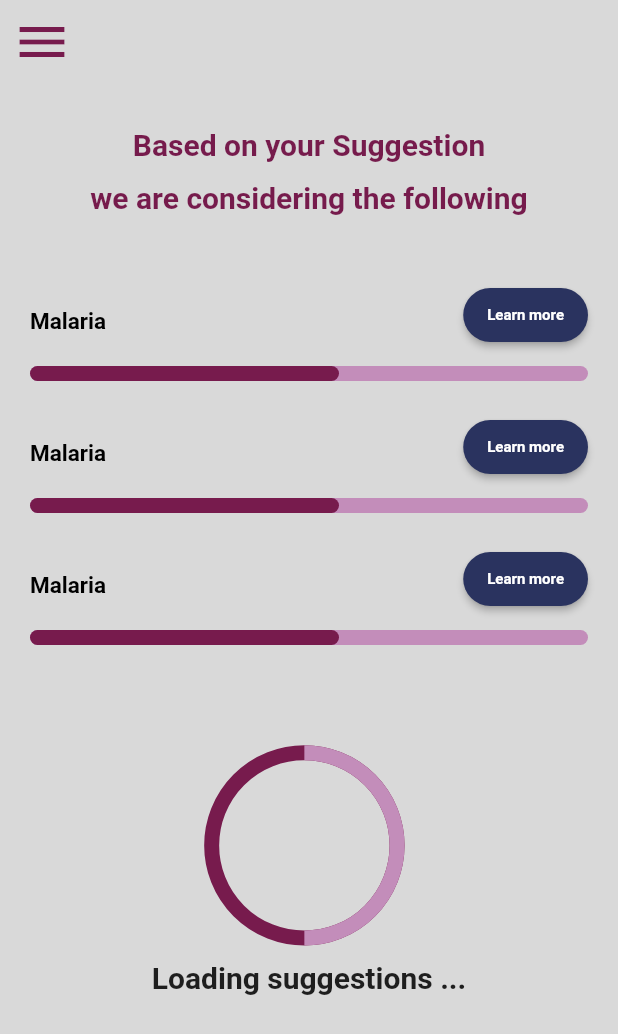
After one commit to SamsonMokaya/healthVoiceAssistant, a Flutter app: the SuggestionsScreen screen opened by its route, in the side drawer, after a tap on "Learn more", on a phone screen of 412 x 824 dp. The commit adds this screen. Shown: the top 1034 px of the screen. Run offline on Flutter 3.47's test engine with Material 2 defaults, Android fonts, the phone set to English and light mode, and no system bars; Roboto replaces fonts that are missing (Istok Web).

Commit message:
done with the suggestions screen and the first 4 screens and the system overlay for the app

```diff
--- a/lib/constants/colors.dart
+++ b/lib/constants/colors.dart
@@ -6,6 +6,7 @@ class AppColors {
   static const Color primary = Color(0xff771B4D);
   static const Color greyLightColor = Color(0xffD9D9D9);
   static const Color blueDarkColor = Color(0xff2A335F);
+  static const Color lightPrimary = Color(0xffC38DBA);
 
   // static const Color  = Color(0xffb2ebd8);
 }
--- a/lib/presentations/views/home_screen.dart
+++ b/lib/presentations/views/home_screen.dart
@@ -1,7 +1,7 @@
 import 'package:diseases/constants/colors.dart';
 import 'package:diseases/presentations/widgets/custom_drawer.dart';
 import 'package:flutter/material.dart';
-import '../../routes.dart' as route;
+// import '../../routes.dart' as route;
 
 class HomeScreen extends StatelessWidget {
   const HomeScreen({Key? key}) : super(key: key);
@@ -10,6 +10,11 @@ class HomeScreen extends StatelessWidget {
   Widget build(BuildContext context) {
     final size = MediaQuery.of(context).size;
     return Scaffold(
+        appBar: AppBar(
+          elevation: 0,
+          backgroundColor: AppColors.primary,
+          iconTheme: IconThemeData(color: Colors.white, size: 40),
+        ),
         backgroundColor: AppColors.primary,
         drawer: const CustomDrawer(),
         body: Column(
--- a/lib/presentations/views/landing_screen.dart
+++ b/lib/presentations/views/landing_screen.dart
@@ -24,9 +24,8 @@ class LandingScreen extends StatelessWidget {
             top: size.height / 5.5,
             child: Column(
               children: [
-                Positioned(
-                  child: Image.asset('assets/images/first_logo.png'),
-                ), // Replace with your image
+                Image.asset(
+                    'assets/images/first_logo.png'), // Replace with your image
                 const SizedBox(height: 10),
                 const Text(
                   'Welcome to your\n diagnosis assistant',
--- /dev/null
+++ b/lib/presentations/views/pie_chart.dart
@@ -0,0 +1,32 @@
+import 'package:flutter/material.dart';
+
+import '../../constants/colors.dart';
+
+class PieChart extends StatelessWidget {
+  const PieChart({super.key});
+
+  @override
+  Widget build(BuildContext context) {
+    return Container(
+      width: 50,
+      height: 50,
+      decoration: BoxDecoration(
+        shape: BoxShape.circle,
+        border: Border.all(
+          width: 2,
+          color: Colors.transparent, // Transparent inside
+          style: BorderStyle.solid,
+        ),
+        gradient: SweepGradient(
+          colors: [
+            AppColors.lightPrimary, // Light primary color
+            AppColors.primary, // Dark primary color
+          ],
+          stops: [0.5, 0.5], // Split the gradient at 50% for the two halves
+          startAngle: 0.0,
+          endAngle: 3.14, // 180 degrees in radians, for a semi-circle
+        ),
+      ),
+    );
+  }
+}
--- /dev/null
+++ b/lib/presentations/views/settings_screen.dart
@@ -0,0 +1,10 @@
+import 'package:flutter/material.dart';
+
+class SettingsScreen extends StatelessWidget {
+  const SettingsScreen({super.key});
+
+  @override
+  Widget build(BuildContext context) {
+    return const Placeholder();
+  }
+}
--- /dev/null
+++ b/lib/presentations/views/suggestion_screen.dart
@@ -0,0 +1,78 @@
+import 'package:diseases/constants/colors.dart';
+import 'package:diseases/presentations/widgets/custom_drawer.dart';
+import 'package:diseases/presentations/widgets/custom_loader.dart';
+import 'package:diseases/presentations/widgets/suggestion_card.dart';
+import 'package:diseases/repositories/models/suggestions_model.dart';
+import 'package:flutter/material.dart';
+
+class SuggestionsScreen extends StatelessWidget {
+  const SuggestionsScreen({super.key});
+
+  @override
+  Widget build(BuildContext context) {
+    final size = MediaQuery.of(context).size;
+    return Scaffold(
+      appBar: AppBar(
+        elevation: 0,
+        backgroundColor: AppColors.greyLightColor,
+        iconTheme: const IconThemeData(color: AppColors.primary, size: 40),
+      ),
+      backgroundColor: AppColors.greyLightColor,
+      drawer: const CustomDrawer(),
+      body: Column(
+        // mainAxisAlignment: MainAxisAlignment.spaceAround,
+        crossAxisAlignment: CrossAxisAlignment.stretch,
+        children: [
+          const SizedBox(
+            height: 20,
+          ),
+          const Text(
+            'Based on your Suggestion\nwe are considering the following',
+            textAlign: TextAlign.center,
+            style: TextStyle(
+              color: Color(0xFF761B4C),
+              fontSize: 20,
+              fontFamily: 'Istok Web',
+              fontWeight: FontWeight.w700,
+              height: 1.76,
+            ),
+          ),
+          const SizedBox(
+            height: 30,
+          ),
+          Column(children: [
+            ...List.generate(
+              3,
+              (index) => const SuggestionsCard(
+                suggestion: Suggestion(
+                    accuracy: .5,
+                    description: 'It is  Very Bad disease',
+                    title: 'Malaria'),
+              ),
+            )
+          ]),
+          Container(
+            margin: EdgeInsets.only(top: size.width * .15),
+            child: CircularProgressBar(
+              color: AppColors.lightPrimary,
+              progress: .5,
+              radius: size.width * .15,
+              strokeWidth: 10,
+            ),
+          ),
+          const Text(
+            'Loading suggestions ...',
+            textAlign: TextAlign.center,
+            style: TextStyle(
+              color: Color(0xFF1E1E1E),
+              fontSize: 20,
+              fontFamily: 'Istok Web',
+              fontWeight: FontWeight.w700,
+              height: 1.76,
+            ),
+          )
+        ],
+      ),
+    );
+  }
+}
--- a/lib/presentations/widgets/custom_drawer.dart
+++ b/lib/presentations/widgets/custom_drawer.dart
@@ -1,6 +1,7 @@
 import 'package:flutter/material.dart';
 import '../../constants/colors.dart';
 import '../../routes.dart' as route;
+import 'logout.dart';
 
 class CustomDrawer extends StatelessWidget {
   const CustomDrawer({super.key});
@@ -8,6 +9,7 @@ class CustomDrawer extends StatelessWidget {
   @override
   Widget build(BuildContext context) {
     return Drawer(
+      width: MediaQuery.of(context).size.width * .7,
       child: ListView(
         padding: EdgeInsets.zero,
         children: [
@@ -35,14 +37,21 @@ class CustomDrawer extends StatelessWidget {
           ),
           ListTile(
               leading: const Icon(Icons.person),
+              title: const Text('Home'),
+              onTap: () => Navigator.of(context).pushNamed(
+                    route.homeScreen,
+                  )),
+          ListTile(
+              leading: const Icon(Icons.person),
               title: const Text('Profile'),
-              onTap: () => Navigator.of(context).pushNamed(route.landingScreen,
-                  arguments: {"page": "Airtime", "title": "Buy airtime"})),
+              onTap: () => Navigator.of(context).pushNamed(
+                    route.homeScreen,
+                  )),
           ListTile(
               leading: const Icon(Icons.bar_chart),
-              title: const Text('Statistics'),
+              title: const Text('Suggestions'),
               onTap: () {
-                Navigator.pushNamed(context, route.landingScreen);
+                Navigator.pushNamed(context, route.suggestionsScreen);
               }),
           ListTile(
               leading: const Icon(Icons.star),
@@ -52,13 +61,13 @@ class CustomDrawer extends StatelessWidget {
               leading: const Icon(Icons.settings),
               title: const Text('Settings'),
               onTap: () {
-                Navigator.pushNamed(context, route.landingScreen);
+                Navigator.pushNamed(context, route.settingsScreen);
               }),
           ListTile(
               leading: const Icon(Icons.logout),
               title: const Text('Log out'),
               onTap: () {
-                // logOutDialog(context);
+                logOutDialog(context);
               }),
         ],
       ),
--- /dev/null
+++ b/lib/presentations/widgets/custom_loader.dart
@@ -0,0 +1,90 @@
+import 'dart:math';
+
+import 'package:flutter/material.dart';
+
+import '../../constants/colors.dart';
+
+class CircularProgressBar extends StatelessWidget {
+  final double progress; // the progress percentage (0-1)
+  final double radius; // the size of the circular container
+  final Color color; // the main color of the circular container
+  final double strokeWidth;
+
+  const CircularProgressBar(
+      {Key? key,
+      required this.progress,
+      required this.radius,
+      required this.color,
+      required this.strokeWidth})
+      : super(key: key);
+
+  @override
+  Widget build(BuildContext context) {
+    // the width of the progress indicator line
+
+    return Center(
+      child: SizedBox(
+        width: radius * 2.1,
+        height: radius * 2.1,
+        child: CustomPaint(
+          painter: _ProgressPainter(
+            progress: progress,
+            strokeWidth: strokeWidth,
+            color: color,
+            radius: radius,
+          ),
+        ),
+      ),
+    );
+  }
+}
+
+class _ProgressPainter extends CustomPainter {
+  final double progress;
+  final double strokeWidth;
+  final Color color;
+  final double radius;
+
+  _ProgressPainter(
+      {required this.progress,
+      required this.strokeWidth,
+      required this.color,
+      required this.radius});
+
+  @override
+  void paint(Canvas canvas, Size size) {
+    final double defaultProgressAngle = 2 * pi;
+    final double finishedProgressAngle = 2 * pi * progress;
+    final Paint defaultPaint = Paint()
+      ..color = AppColors.primary
+      ..strokeWidth = strokeWidth
+      ..style = PaintingStyle.stroke;
+    final Paint finishedPaint = Paint()
+      ..color = color
+      ..strokeWidth = strokeWidth
+      ..style = PaintingStyle.stroke;
+
+    // Draw the default progress arc
+    canvas.drawArc(
+      Rect.fromCircle(center: Offset(radius, radius), radius: radius),
+      -pi / 2.0,
+      defaultProgressAngle,
+      false,
+      defaultPaint,
+    );
+
+    // Draw the finished progress arc
+    canvas.drawArc(
+      Rect.fromCircle(center: Offset(radius, radius), radius: radius),
+      -pi / 2.0,
+      finishedProgressAngle,
+      false,
+      finishedPaint,
+    );
+  }
+
+  @override
+  bool shouldRepaint(_ProgressPainter oldDelegate) {
+    return oldDelegate.progress != progress;
+  }
+}
--- a/lib/presentations/widgets/logout.dart
+++ b/lib/presentations/widgets/logout.dart
@@ -1,5 +1,6 @@
 import 'package:flutter/material.dart';
 import '../../constants/colors.dart';
+import '../../routes.dart' as route;
 
 Future<dynamic> logOutDialog(BuildContext context) {
   return showDialog(
@@ -41,8 +42,8 @@ Future<dynamic> logOutDialog(BuildContext context) {
                     const Text('Stay', style: TextStyle(color: Colors.black))),
             TextButton(
               onPressed: () {
-                // Navigator.pushNamedAndRemoveUntil(
-                // context, route.login, (Route route) => route.isFirst);
+                Navigator.pushNamedAndRemoveUntil(context, route.landingScreen,
+                    (Route route) => route.isFirst);
                 Navigator.pop(context);
               },
               style: TextButton.styleFrom(
--- /dev/null
+++ b/lib/presentations/widgets/suggestion_card.dart
@@ -0,0 +1,80 @@
+import 'package:diseases/constants/colors.dart';
+import 'package:flutter/material.dart';
+
+import '../../repositories/models/suggestions_model.dart';
+
+class SuggestionsCard extends StatelessWidget {
+  final Suggestion suggestion;
+  const SuggestionsCard({super.key, required this.suggestion});
+
+  @override
+  Widget build(BuildContext context) {
+    final size = MediaQuery.of(context).size;
+    return Container(
+      margin: const EdgeInsets.symmetric(horizontal: 20, vertical: 10),
+      width: size.width,
+      child: Column(
+        children: [
+          Row(
+            mainAxisAlignment: MainAxisAlignment.spaceBetween,
+            children: [
+              Text(
+                suggestion.title,
+                textAlign: TextAlign.center,
+                style: const TextStyle(
+                  color: Colors.black,
+                  fontSize: 15,
+                  fontFamily: 'Istok Web',
+                  fontWeight: FontWeight.w700,
+                  height: 2,
+                ),
+              ),
+              ElevatedButton(
+                onPressed: () {},
+                style: ElevatedButton.styleFrom(
+                    shape: RoundedRectangleBorder(
+                      borderRadius: BorderRadius.circular(20),
+                    ),
+                    backgroundColor: AppColors.blueDarkColor),
+                child: const Text(
+                  'Learn more',
+                  textAlign: TextAlign.center,
+                  style: TextStyle(
+                    color: Colors.white,
+                    fontSize: 10,
+                    fontFamily: 'Istok Web',
+                    fontWeight: FontWeight.w700,
+                  ),
+                ),
+              )
+            ],
+          ),
+          const SizedBox(
+            height: 10,
+          ),
+          Stack(
+            children: [
+              Container(
+                height: 10,
+                decoration: ShapeDecoration(
+                  color: AppColors.lightPrimary, // Less shaded background color
+                  shape: RoundedRectangleBorder(
+                    borderRadius: BorderRadius.circular(50),
+                  ),
+                ),
+              ),
+              Container(
+                height: 10,
+                width: suggestion.accuracy *
+                    size.width, // Adjust the width based on your progress
+                decoration: BoxDecoration(
+                    borderRadius: BorderRadius.circular(50),
+                    color: AppColors.primary),
+              ),
+            ],
+          )
+        ],
+      ),
+    );
+  }
+}
--- /dev/null
+++ b/lib/repositories/models/suggestions_model.dart
@@ -0,0 +1,12 @@
+// create the suggestions model
+class Suggestion {
+  final String title;
+  final double accuracy;
+  final String description;
+
+  const Suggestion({
+    required this.title,
+    required this.accuracy,
+    required this.description,
+  });
+}
--- a/lib/routes.dart
+++ b/lib/routes.dart
@@ -1,10 +1,14 @@
+import 'package:diseases/presentations/views/suggestion_screen.dart';
 import 'package:flutter/material.dart';
 
 import 'presentations/views/home_screen.dart';
 import 'presentations/views/landing_screen.dart';
+import 'presentations/views/settings_screen.dart';
 
 const String landingScreen = 'landingScreen';
 const String homeScreen = 'homeScreen';
+const String suggestionsScreen = 'suggestionsScreen';
+const String settingsScreen = 'settingsScreen';
 
 //control pur page route flow
 Route<dynamic> onGeneratedRoute(RouteSettings settings) {
@@ -13,6 +17,10 @@ Route<dynamic> onGeneratedRoute(RouteSettings settings) {
       return MaterialPageRoute(builder: (context) => const LandingScreen());
     case homeScreen:
       return MaterialPageRoute(builder: (context) => const HomeScreen());
+    case suggestionsScreen:
+      return MaterialPageRoute(builder: (context) => const SuggestionsScreen());
+    case settingsScreen:
+      return MaterialPageRoute(builder: (context) => const SettingsScreen());
     default:
       throw ('This route name does not exist yet');
   }
```
